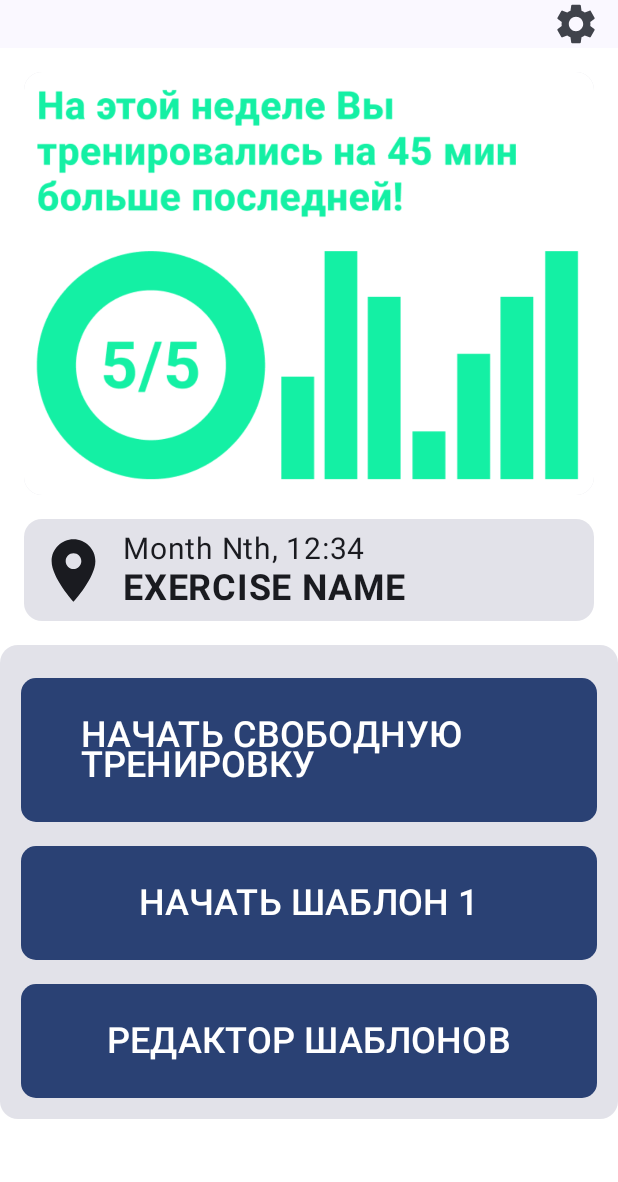
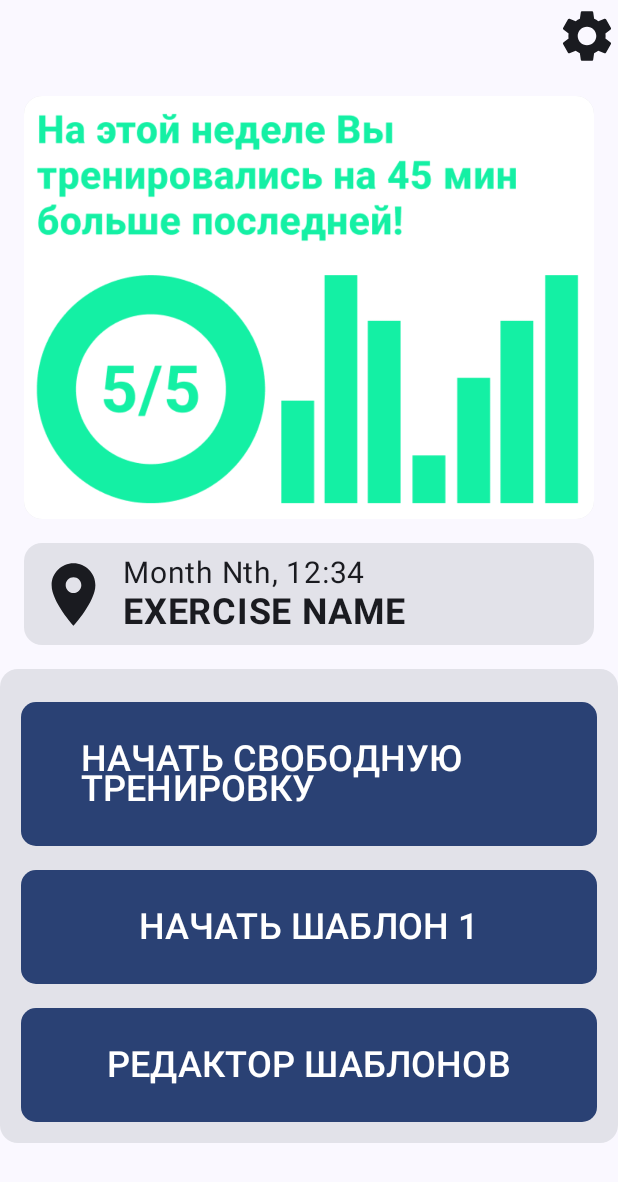
Before and after one commit to radioperez/Trainers, an Android app built with Jetpack Compose: the @Preview function StartScreenPreview, on a phone screen of 412 x 824 dp. Shown: the top 1182 px of the screen. Run offline under Robolectric (Android 15) with nearby library versions, the phone set to English and light mode, and no system bars.

Commit message:
SETTINGS BUTTON NOT SMALL

```diff
--- a/app/src/main/java/ru/slepcova/trainersapp/StartScreen.kt
+++ b/app/src/main/java/ru/slepcova/trainersapp/StartScreen.kt
@@ -5,6 +5,7 @@ import androidx.compose.material3.Button
 import androidx.compose.material3.Text
 import androidx.compose.foundation.Image
 import androidx.compose.foundation.layout.Arrangement
+import androidx.compose.foundation.layout.Row
 import androidx.compose.foundation.layout.Spacer
 import androidx.compose.foundation.layout.fillMaxSize
 import androidx.compose.foundation.layout.fillMaxWidth
@@ -18,6 +19,7 @@ import androidx.compose.material3.Card
 import androidx.compose.material3.ExperimentalMaterial3Api
 import androidx.compose.material3.Icon
 import androidx.compose.material3.IconButton
+import androidx.compose.material3.Scaffold
 import androidx.compose.material3.TopAppBar
 import androidx.compose.runtime.Composable
 import androidx.compose.ui.Alignment
@@ -28,28 +30,24 @@ import androidx.compose.ui.unit.dp
 import androidx.compose.ui.unit.sp
 import ru.slepcova.trainersapp.ui.theme.TrainersAppTheme
 
-@OptIn(ExperimentalMaterial3Api::class)
 @Composable
 fun StartScreen(modifier: Modifier = Modifier) {
     Column(
         modifier = modifier,
+        horizontalAlignment = Alignment.CenterHorizontally,
         verticalArrangement = Arrangement.SpaceBetween
     ) {
-        TopAppBar(
-            title = { },
-            actions = {
-                IconButton(
-                    onClick = {}
+        Row(
+            modifier = Modifier.height(48.dp),
+            horizontalArrangement = Arrangement.End
         ) {
+            Spacer(Modifier.fillMaxWidth(0.90f))
             Icon(
                 imageVector = Icons.Filled.Settings,
                 contentDescription = "Settings",
-                        modifier = Modifier.fillMaxSize()
+                modifier = Modifier.size(64.dp)
             )
         }
-            },
-            modifier = Modifier.height(32.dp)
-        )
         Column(
             modifier = modifier.padding(16.dp),
             horizontalAlignment = Alignment.CenterHorizontally,
@@ -115,6 +113,9 @@ fun StartScreen(modifier: Modifier = Modifier) {
 @Composable
 fun StartScreenPreview() {
     TrainersAppTheme {
-        StartScreen()
+        Scaffold()
+        { innerPadding ->
+            StartScreen(modifier = Modifier.padding(innerPadding))
         }
     }
+}
```
Lines whose indentation alone changed are shown as unchanged.
